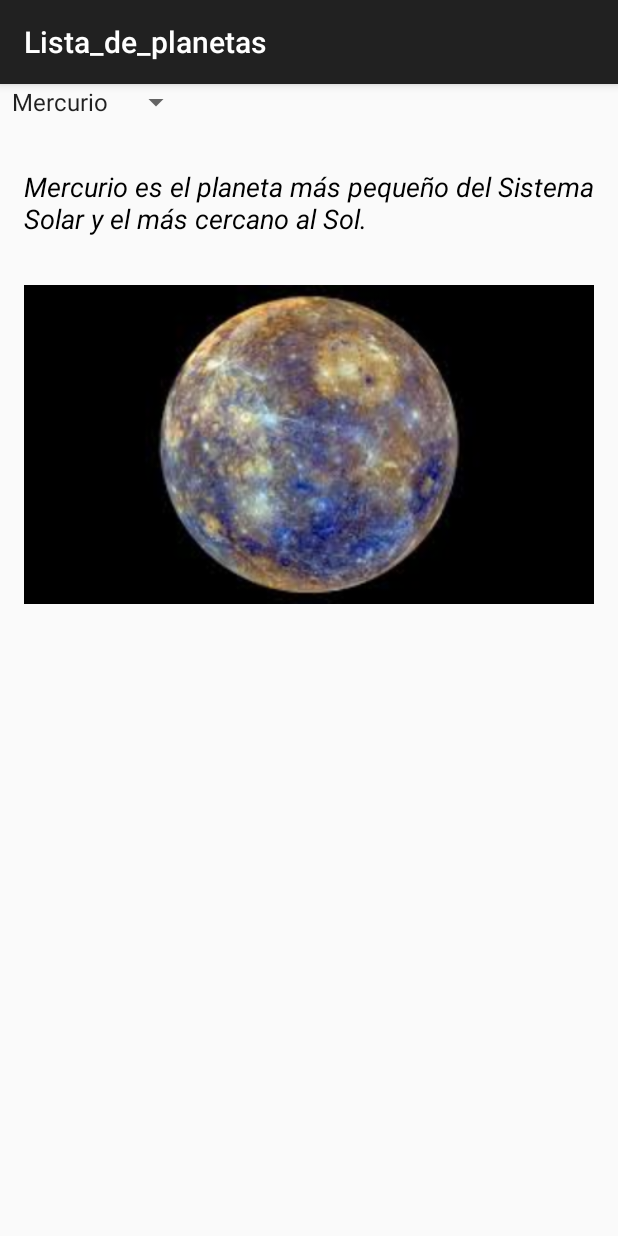
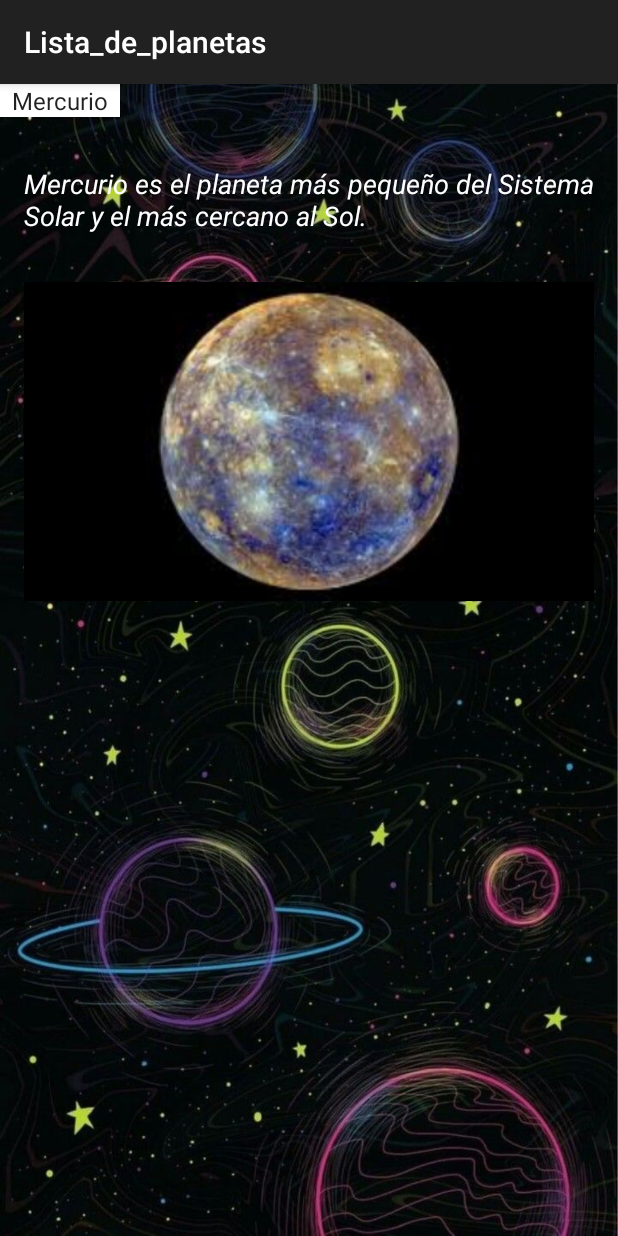
Before and after one commit to carloscruz05/spinner-planetas, an Android app: the screen it shows after launch (MainActivity), on a phone screen of 412 x 824 dp. Run offline under Robolectric (Android 15) with nearby library versions, the phone set to English and light mode, and no system bars.

Commit message:
spiner 2

```diff
--- a/app/src/main/res/layout/activity_main.xml
+++ b/app/src/main/res/layout/activity_main.xml
@@ -3,6 +3,7 @@
     xmlns:tools="http://schemas.android.com/tools"
     android:layout_width="match_parent"
     android:layout_height="match_parent"
+    android:background="@drawable/fondoplanetas"
     tools:context=".MainActivity">
 
 <LinearLayout
@@ -13,7 +14,8 @@
 <Spinner
     android:id="@+id/planet_spinner"
     android:layout_width="wrap_content"
-            android:layout_height="wrap_content" />
+    android:layout_height="wrap_content"
+    android:background="@android:color/white" />
 
 <TextView
     android:id="@+id/planet_description"
@@ -23,7 +25,7 @@
     android:textStyle="italic"
     android:padding="16dp"
     android:layout_marginTop="16dp"
-            android:textColor="@android:color/black" />
+    android:textColor="@android:color/white" />
 
 <ImageView
     android:id="@+id/planet_image"
```
Also changed, not shown: app/src/main/res/drawable/fondoplanetas.jpg (added). Lines whose indentation alone changed are shown as unchanged.
